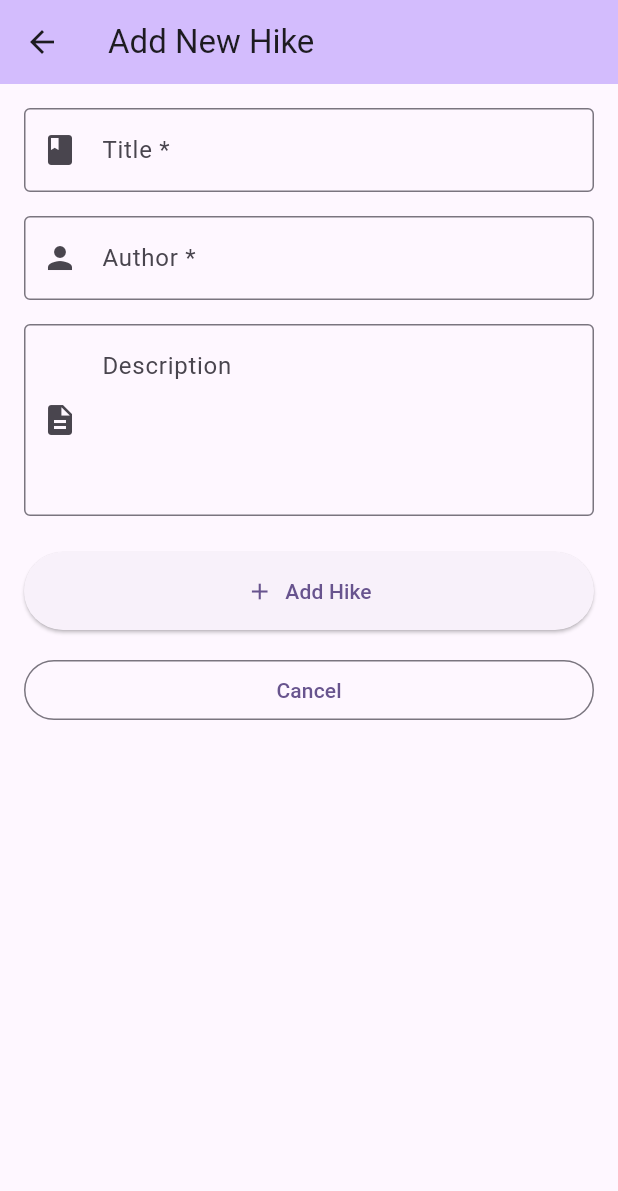
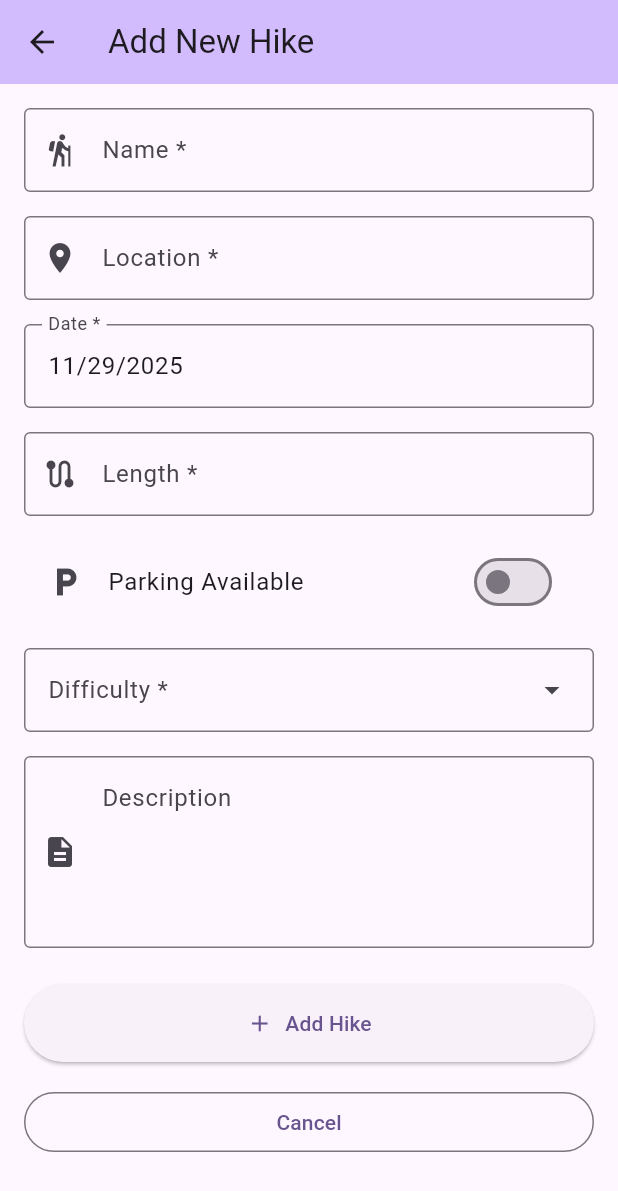
Before and after one commit to tadabngn0132/mhike_cross, a Flutter app: the AddEditHikeScreen screen opened directly, on a phone screen of 412 x 824 dp. Shown: the top 1191 px of the screen. Run offline on Flutter 3.47's test engine with Material 3 defaults, Android fonts, the light colour scheme and no system bars; our stand-ins replace sqflite; accounts and stored records are empty.

Commit message:
Refactor hike and observation screens to improve field naming and add new input fields

```diff
--- a/lib/views/add_edit_hike_screen.dart
+++ b/lib/views/add_edit_hike_screen.dart
@@ -119,9 +119,17 @@ class _AddEditHikeScreenState extends State<AddEditHikeScreen> {
           child: Column(
             crossAxisAlignment: CrossAxisAlignment.stretch,
             children: [
-              _buildTitleField(),
+              _buildNameField(),
               const SizedBox(height: 16),
-              _buildAuthorField(),
+              _buildLocationField(),
+              const SizedBox(height: 16),
+              _buildDateField(),
+              const SizedBox(height: 16),
+              _buildLengthField(),
+              const SizedBox(height: 16),
+              _buildParkingAvailableField(),
+              const SizedBox(height: 16),
+              _buildDifficultyField(),
               const SizedBox(height: 16),
               _buildDescriptionField(),
               const SizedBox(height: 24),
@@ -134,21 +142,21 @@ class _AddEditHikeScreenState extends State<AddEditHikeScreen> {
       ),
     );
   }
-  Widget _buildTitleField() {
+  Widget _buildNameField() {
     return TextFormField(
       controller: _nameController,
       decoration: const InputDecoration(
-        labelText: 'Title *',
+        labelText: 'Name *',
         hintText: 'Enter hike name',
         border: OutlineInputBorder(),
-        prefixIcon: Icon(Icons.book),
+        prefixIcon: Icon(Icons.hiking),
       ),
       validator: (value) {
         if (value == null || value.trim().isEmpty) {
           return 'Please enter a name';
         }
         if (value.trim().length < 2) {
-          return 'Title must be at least 2 characters';
+          return 'Name must be at least 2 characters';
         }
         return null;
       },
@@ -156,25 +164,89 @@ class _AddEditHikeScreenState extends State<AddEditHikeScreen> {
       textInputAction: TextInputAction.next,
     );
   }
-  Widget _buildAuthorField() {
+  Widget _buildLocationField() {
     return TextFormField(
       controller: _locationController,
       decoration: const InputDecoration(
-        labelText: 'Author *',
-        hintText: 'Enter location name',
+        labelText: 'Location *',
+        hintText: 'Enter location',
         border: OutlineInputBorder(),
-        prefixIcon: Icon(Icons.person),
+        prefixIcon: Icon(Icons.location_on),
       ),
       validator: (value) {
         if (value == null || value.trim().isEmpty) {
           return 'Please enter an location';
         }
         if (value.trim().length < 2) {
-          return 'Author name must be at least 2 characters';
+          return 'Location must be at least 2 characters';
         }
         return null;
       },
       textInputAction: TextInputAction.next,
+    );
+  }
+  Widget _buildDateField() {
+    return InputDatePickerFormField(
+      firstDate: DateTime(2000),
+      lastDate: DateTime(2100),
+      fieldLabelText: 'Date *',
+      initialDate: widget.hike?.date ?? DateTime.now(),
+      onDateSaved: (date) {
+        _dateController.text = date.toIso8601String();
+      },
+      onDateSubmitted: (_) => FocusScope.of(context).nextFocus(),
+    );
+  }
+  Widget _buildLengthField() {
+    return TextFormField(
+      controller: _lengthController,
+      decoration: const InputDecoration(
+        labelText: 'Length *',
+        hintText: 'Enter length',
+        border: OutlineInputBorder(),
+        prefixIcon: Icon(Icons.route),
+      ),
+      validator: (value) {
+        if (value == null || value.trim().isEmpty) {
+          return 'Please enter a date';
+        }
+        if (value.trim().length < 2) {
+          return 'Length must be at least 2 characters';
+        }
+        return null;
+      },
+      textInputAction: TextInputAction.next,
+    );
+  }
+  Widget _buildParkingAvailableField() {
+    return SwitchListTile(
+      title: const Text('Parking Available'),
+      value: _parkingAvailableController.text.trim().toLowerCase() == 'yes',
+      onChanged: (value) {
+        setState(() {
+          _parkingAvailableController.text = value ? 'Yes' : 'No';
+        });
+      },
+      secondary: const Icon(Icons.local_parking),
+    );
+  }
+  Widget _buildDifficultyField() {
+    return DropdownMenuFormField(
+      controller: _difficultyController,
+      width: double.infinity,
+      initialSelection: _difficultyController.text.trim() ?? 'Easy',
+      label: const Text('Difficulty *'),
+      leadingIcon: const Icon(Icons.landscape),
+      dropdownMenuEntries: [
+        const DropdownMenuEntry(value: 'Easy', label: 'Easy'),
+        const DropdownMenuEntry(value: 'Moderate', label: 'Moderate'),
+        const DropdownMenuEntry(value: 'Hard', label: 'Hard'),
+      ],
+      onSelected: (String? value) {
+        if (value != null) {
+          _difficultyController.text = value;
+        }
+      },
     );
   }
   Widget _buildDescriptionField() {
```
Also changed, not shown: lib/views/add_edit_observation_screen.dart (+13 -11 lines).
